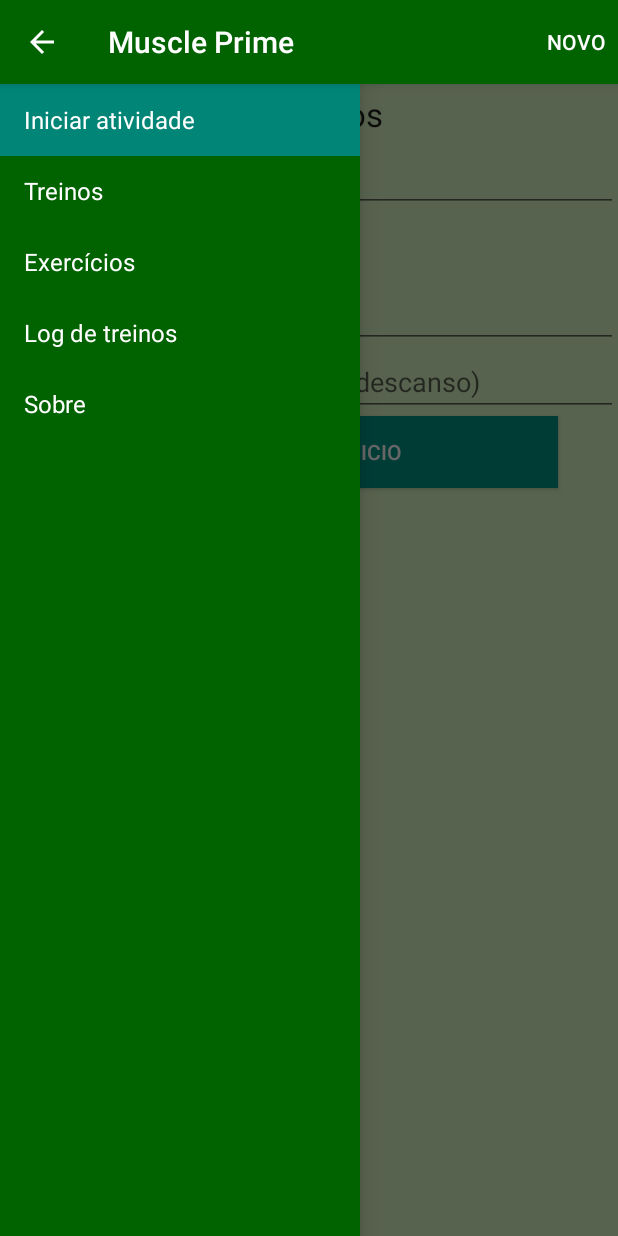
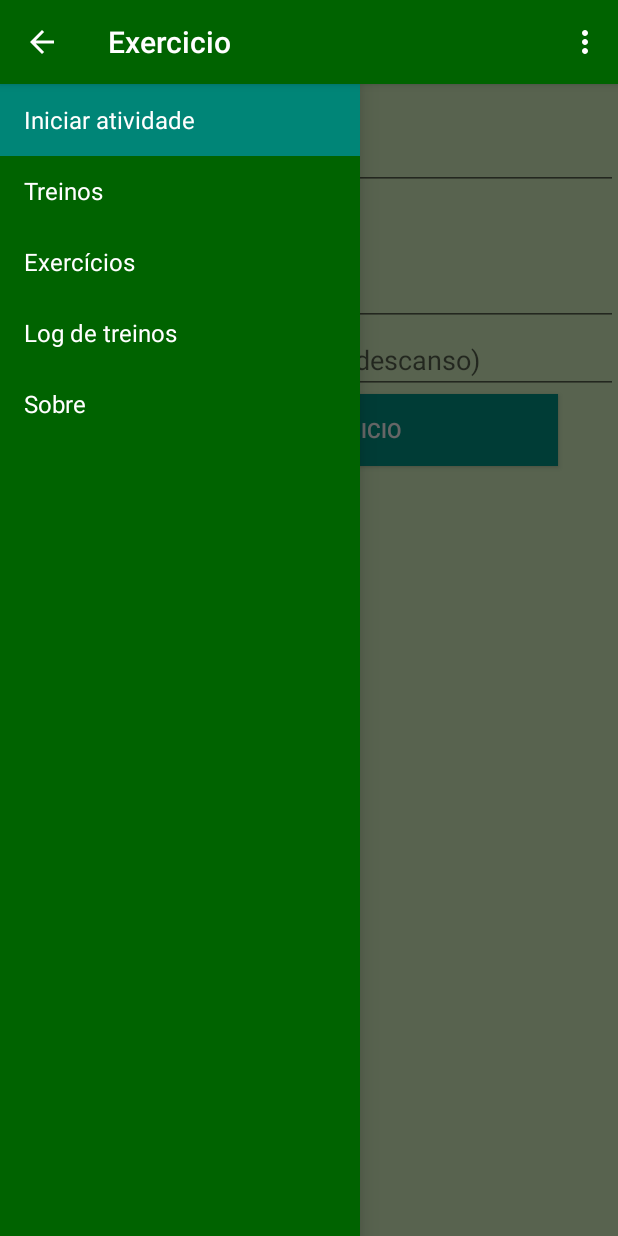
Before and after one commit to renancunha33/MarombaPrime, an Android app: the fragment Exercicio_fragment placed in its activity, on a phone screen of 412 x 824 dp. Run offline under Robolectric (Android 15) with nearby library versions, the light colour scheme and no system bars; libraries missing offline, so code that uses them is left out: at.markushi.ui; 4 statements that could not run were skipped.

Commit message:
leves alterações no layout das listas do projeto

```diff
--- a/app/build.gradle
+++ b/app/build.gradle
@@ -22,4 +22,8 @@
 dependencies {
     compile fileTree(dir: 'libs', include: ['*.jar'])
     compile 'com.android.support:appcompat-v7:23.0.1'
+    compile 'com.github.markushi:android-ui:1.2'
 }
+repositories {
+    mavenCentral()
+}
--- a/app/src/main/java/com/example/renan/mprime_2/Atividade_fragment.java
+++ b/app/src/main/java/com/example/renan/mprime_2/Atividade_fragment.java
@@ -1,11 +1,13 @@
 package com.example.renan.mprime_2;
 
+import android.app.NotificationManager;
 import android.content.DialogInterface;
 import android.media.MediaPlayer;
 import android.media.Ringtone;
 import android.media.RingtoneManager;
 import android.net.Uri;
 import android.os.SystemClock;
+import android.os.Vibrator;
 import android.support.v4.app.Fragment;
 import android.os.Bundle;
 import android.support.annotation.Nullable;
@@ -57,6 +59,11 @@
         txtReal = (TextView) MyView.findViewById(R.id.txt_tempoReal_treino_);
         txtData = (TextView) MyView.findViewById(R.id.txt_data_treino_);
         txtID = (TextView) MyView.findViewById(R.id.id_txt);
+        final Vibrator v = (Vibrator) this.getContext().getSystemService(this.getActivity().VIBRATOR_SERVICE);
+        Uri notification = RingtoneManager.getDefaultUri(RingtoneManager.TYPE_NOTIFICATION);
+        final Ringtone r = RingtoneManager.getRingtone(getContext(), notification);
+
+// Vibrate for 300 milliseconds
 
         spinner.setOnItemSelectedListener(this);
         btDescartar.setEnabled(false);
@@ -70,8 +77,8 @@
         imgButton.setOnClickListener(new View.OnClickListener() {
 
             public void onClick(View button) {
-                Uri notification = RingtoneManager.getDefaultUri(RingtoneManager.TYPE_NOTIFICATION);
-                final Ringtone r = RingtoneManager.getRingtone(getContext(), notification);
+                v.vibrate(100);
+
                 r.play();
                 button.setSelected(!button.isSelected());
 
@@ -89,6 +96,7 @@
                             teste++;
                             if (teste == 900) {
                                 r.play();
+                                v.vibrate(new long[]{0, 300, 30, 300},-1);
                                 teste = 0;
                             }
                         }
@@ -186,7 +194,7 @@
             //Toast.makeText(this.getContext(), "oi "+hora, Toast.LENGTH_LONG).show();
         } else {
             hora = (Character.digit(minS.charAt(0), 10) * 10) + Character.digit(minS.charAt(1), 10);
-           // Toast.makeText(this.getContext(), "EITA" + hora, Toast.LENGTH_LONG).show();
+            // Toast.makeText(this.getContext(), "EITA" + hora, Toast.LENGTH_LONG).show();
         }
         logTreinoDAO = new LogTreinoDAO(this.getContext());
         logTreino = new LogTreino();
--- a/app/src/main/java/com/example/renan/mprime_2/Exercicio_fragment.java
+++ b/app/src/main/java/com/example/renan/mprime_2/Exercicio_fragment.java
@@ -49,6 +49,8 @@
     @Override
     public View onCreateView(LayoutInflater inflater, ViewGroup container, Bundle savedInstanceState) {
         MyView = inflater.inflate(R.layout.fragment_exercicio, container, (false));
+        ((MainActivity) getActivity())
+                .setActionBarTitle("Exercicio");
         model = new Exercicio();
         final AlertDialog.Builder builder = new AlertDialog.Builder(this.getContext());
         spinner = (Spinner) MyView.findViewById(R.id.Spinner01);
--- a/app/src/main/java/com/example/renan/mprime_2/LogTreino_fragment.java
+++ b/app/src/main/java/com/example/renan/mprime_2/LogTreino_fragment.java
@@ -39,6 +39,8 @@
     @Override
     public View onCreateView(LayoutInflater inflater, ViewGroup container, Bundle savedInstanceState) {
         MyView = inflater.inflate(R.layout.fragment_log, container, (false));
+        ((MainActivity) getActivity())
+                .setActionBarTitle("Log de treinos");
         final AlertDialog.Builder builder = new AlertDialog.Builder(this.getContext());
         lista = (ListView) MyView.findViewById(R.id.lvLog);
         logTreinoDAO = new LogTreinoDAO(getContext());
--- a/app/src/main/java/com/example/renan/mprime_2/NavigationDrawerFragment.java
+++ b/app/src/main/java/com/example/renan/mprime_2/NavigationDrawerFragment.java
@@ -265,7 +265,7 @@
         ActionBar actionBar = getActionBar();
         actionBar.setDisplayShowTitleEnabled(true);
         actionBar.setNavigationMode(ActionBar.NAVIGATION_MODE_STANDARD);
-        actionBar.setTitle(R.string.app_name);
+        actionBar.setTitle("Muscle Prime");
     }
 
     private ActionBar getActionBar() {
--- a/app/src/main/java/com/example/renan/mprime_2/NovoTreino_fragment.java
+++ b/app/src/main/java/com/example/renan/mprime_2/NovoTreino_fragment.java
@@ -44,6 +44,10 @@
     public View onCreateView(LayoutInflater inflater, ViewGroup container, Bundle savedInstanceState) {
         MyView = inflater.inflate(R.layout.fragment_novotreino, container, (false));
         Button SalvaTreino = (Button) MyView.findViewById(R.id.button_salvarTreino);
+        ((MainActivity) getActivity())
+                .setActionBarTitle("Treinos");
+
+
         SalvaTreino.setOnClickListener(new View.OnClickListener() {
             @Override
             public void onClick(View v) {
--- a/app/src/main/java/com/example/renan/mprime_2/Sobre_fragment.java
+++ b/app/src/main/java/com/example/renan/mprime_2/Sobre_fragment.java
@@ -17,6 +17,8 @@
     @Override
     public View onCreateView(LayoutInflater inflater,ViewGroup container, Bundle savedInstanceState){
         MyView = inflater.inflate(R.layout.fragment_sobre, container, (false));
+        ((MainActivity) getActivity())
+                .setActionBarTitle("Sobre");
         return MyView;
     }
 
--- a/app/src/main/res/layout/fragment_treinos.xml
+++ b/app/src/main/res/layout/fragment_treinos.xml
@@ -6,7 +6,8 @@
     <ListView
         android:layout_width="match_parent"
         android:layout_height="match_parent"
-        android:id="@+id/lvTreino">
+        android:id="@+id/lvTreino"
+        >
 
     </ListView>
 </LinearLayout>
--- a/app/src/main/res/layout/lista_log.xml
+++ b/app/src/main/res/layout/lista_log.xml
@@ -2,7 +2,7 @@
 <LinearLayout xmlns:android="http://schemas.android.com/apk/res/android"
     android:layout_width="match_parent"
     android:layout_height="match_parent"
-    android:background="#dcf8c6"
+    android:background="#009688"
     android:orientation="horizontal">
 
     <TextView
--- a/app/src/main/res/menu/global.xml
+++ b/app/src/main/res/menu/global.xml
@@ -1,5 +1,11 @@
 <menu xmlns:android="http://schemas.android.com/apk/res/android"
     xmlns:app="http://schemas.android.com/apk/res-auto">
-    <item android:id="@+id/action_novotreino" android:title="@string/action_example"
-        app:showAsAction="withText|ifRoom" />
+    <item
+        android:id="@+id/action_novotreino"
+        android:title="Novo treino"
+        app:showAsAction="never" />
+    <item
+        android:id="@+id/action_ajuda"
+        android:title="Ajuda"
+        app:showAsAction="never" />
 </menu>
--- a/app/src/main/res/menu/main.xml
+++ b/app/src/main/res/menu/main.xml
@@ -1,6 +1,13 @@
 <menu xmlns:android="http://schemas.android.com/apk/res/android"
     xmlns:app="http://schemas.android.com/apk/res-auto"
-    xmlns:tools="http://schemas.android.com/tools" tools:context=".MainActivity">
-    <item android:id="@+id/action_novotreino" android:title="@string/action_example"
-        app:showAsAction="withText|ifRoom" />
-    </menu>
+    xmlns:tools="http://schemas.android.com/tools"
+    tools:context=".MainActivity">
+    <item
+        android:id="@+id/action_novotreino"
+        android:title="Novo treino"
+        app:showAsAction="never" />
+    <item
+        android:id="@+id/action_ajuda"
+        android:title="Ajuda"
+        app:showAsAction="never" />
+</menu>
```
Also changed, not shown: app/src/main/AndroidManifest.xml (+4 -4 lines), app/src/main/java/com/example/renan/mprime_2/MainActivity.java (+31 -6 lines), app/src/main/res/layout/fragment_exercicio.xml (+6 -9 lines), app/src/main/res/layout/fragment_log.xml (+5 -8 lines), app/src/main/res/layout/fragment_novotreino.xml (+6 -9 lines), 1 other file.
